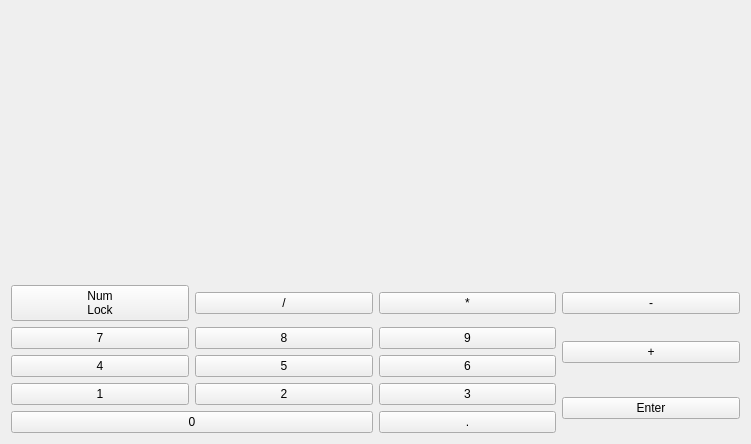
First picture: the form in ui/a2widget/keyboard/numpad.ui, repository ewerybody/a2, before the edit.
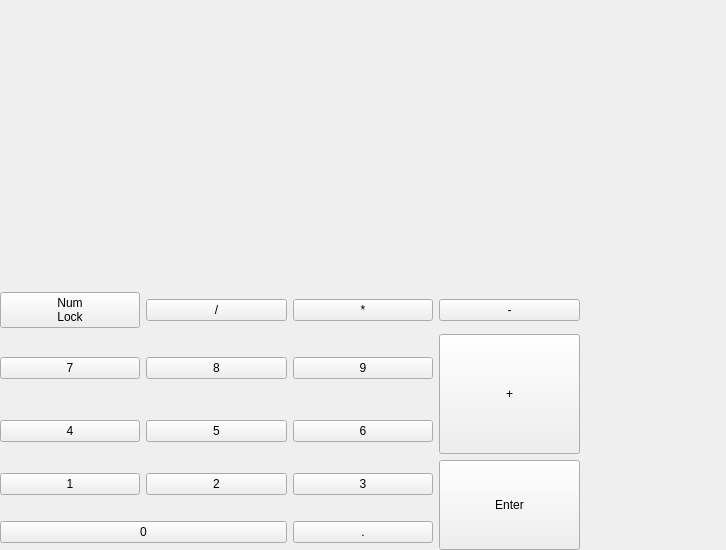
Second picture: the form after the edit.

Diff of the .ui file:
```diff
--- a/ui/a2widget/keyboard/numpad.ui
+++ b/ui/a2widget/keyboard/numpad.ui
@@ -6,17 +6,17 @@
    <rect>
     <x>0</x>
     <y>0</y>
-    <width>751</width>
-    <height>444</height>
+    <width>726</width>
+    <height>550</height>
    </rect>
   </property>
   <property name="windowTitle">
    <string>Form</string>
   </property>
-  <layout class="QGridLayout" name="gridLayout">
-   <item row="0" column="0" colspan="4">
-    <widget class="QWidget" name="num_spacer" native="true"/>
-   </item>
+  <layout class="QGridLayout" name="gridLayout" rowstretch="1,0,0,0,0,0">
+   <property name="margin">
+    <number>0</number>
+   </property>
    <item row="1" column="0">
     <widget class="QPushButton" name="numlock">
      <property name="text">
@@ -32,6 +32,20 @@
      </property>
     </widget>
    </item>
+   <item row="4" column="0">
+    <widget class="QPushButton" name="numpad1">
+     <property name="text">
+      <string>1</string>
+     </property>
+    </widget>
+   </item>
+   <item row="3" column="1">
+    <widget class="QPushButton" name="numpad5">
+     <property name="text">
+      <string>5</string>
+     </property>
+    </widget>
+   </item>
    <item row="1" column="2">
     <widget class="QPushButton" name="numpadmult">
      <property name="text">
@@ -39,20 +53,6 @@
      </property>
     </widget>
    </item>
-   <item row="1" column="3">
-    <widget class="QPushButton" name="numpadsub">
-     <property name="text">
-      <string>-</string>
-     </property>
-    </widget>
-   </item>
-   <item row="2" column="0">
-    <widget class="QPushButton" name="numpad7">
-     <property name="text">
-      <string>7</string>
-     </property>
-    </widget>
-   </item>
    <item row="2" column="1">
     <widget class="QPushButton" name="numpad8">
      <property name="text">
@@ -60,20 +60,6 @@
      </property>
     </widget>
    </item>
-   <item row="2" column="2">
-    <widget class="QPushButton" name="numpad9">
-     <property name="text">
-      <string>9</string>
-     </property>
-    </widget>
-   </item>
-   <item row="2" column="3" rowspan="2">
-    <widget class="QPushButton" name="numpadadd">
-     <property name="text">
-      <string>+</string>
-     </property>
-    </widget>
-   </item>
    <item row="3" column="0">
     <widget class="QPushButton" name="numpad4">
      <property name="text">
@@ -81,10 +67,10 @@
      </property>
     </widget>
    </item>
-   <item row="3" column="1">
-    <widget class="QPushButton" name="numpad5">
+   <item row="4" column="2">
+    <widget class="QPushButton" name="numpad3">
      <property name="text">
-      <string>5</string>
+      <string>3</string>
      </property>
     </widget>
    </item>
@@ -95,10 +81,10 @@
      </property>
     </widget>
    </item>
-   <item row="4" column="0">
-    <widget class="QPushButton" name="numpad1">
+   <item row="2" column="0">
+    <widget class="QPushButton" name="numpad7">
      <property name="text">
-      <string>1</string>
+      <string>7</string>
      </property>
     </widget>
    </item>
@@ -109,27 +95,6 @@
      </property>
     </widget>
    </item>
-   <item row="4" column="2">
-    <widget class="QPushButton" name="numpad3">
-     <property name="text">
-      <string>3</string>
-     </property>
-    </widget>
-   </item>
-   <item row="4" column="3" rowspan="2">
-    <widget class="QPushButton" name="numpadenter">
-     <property name="text">
-      <string>Enter</string>
-     </property>
-    </widget>
-   </item>
-   <item row="5" column="0" colspan="2">
-    <widget class="QPushButton" name="numpad0">
-     <property name="text">
-      <string>0</string>
-     </property>
-    </widget>
-   </item>
    <item row="5" column="2">
     <widget class="QPushButton" name="numpaddot">
      <property name="text">
@@ -137,6 +102,95 @@
      </property>
     </widget>
    </item>
+   <item row="2" column="2">
+    <widget class="QPushButton" name="numpad9">
+     <property name="text">
+      <string>9</string>
+     </property>
+    </widget>
+   </item>
+   <item row="5" column="0" colspan="2">
+    <widget class="QPushButton" name="numpad0">
+     <property name="text">
+      <string>0</string>
+     </property>
+    </widget>
+   </item>
+   <item row="1" column="3">
+    <widget class="QPushButton" name="numpadsub">
+     <property name="text">
+      <string>-</string>
+     </property>
+    </widget>
+   </item>
+   <item row="0" column="0" colspan="5">
+    <widget class="QWidget" name="num_spacer" native="true">
+     <zorder>numpadsub</zorder>
+    </widget>
+   </item>
+   <item row="2" column="3" rowspan="2">
+    <layout class="QVBoxLayout" name="verticalLayout_2">
+     <property name="spacing">
+      <number>0</number>
+     </property>
+     <item alignment="Qt::AlignTop">
+      <widget class="QPushButton" name="numpadadd">
+       <property name="minimumSize">
+        <size>
+         <width>0</width>
+         <height>120</height>
+        </size>
+       </property>
+       <property name="text">
+        <string>+</string>
+       </property>
+      </widget>
+     </item>
+     <item>
+      <spacer name="verticalSpacer">
+       <property name="orientation">
+        <enum>Qt::Vertical</enum>
+       </property>
+       <property name="sizeHint" stdset="0">
+        <size>
+         <width>0</width>
+         <height>0</height>
+        </size>
+       </property>
+      </spacer>
+     </item>
+    </layout>
+   </item>
+   <item row="4" column="3" rowspan="2">
+    <layout class="QVBoxLayout" name="verticalLayout">
+     <item>
+      <widget class="QPushButton" name="numpadenter">
+       <property name="minimumSize">
+        <size>
+         <width>0</width>
+         <height>90</height>
+        </size>
+       </property>
+       <property name="text">
+        <string>Enter</string>
+       </property>
+      </widget>
+     </item>
+     <item>
+      <spacer name="verticalSpacer_2">
+       <property name="orientation">
+        <enum>Qt::Vertical</enum>
+       </property>
+       <property name="sizeHint" stdset="0">
+        <size>
+         <width>0</width>
+         <height>0</height>
+        </size>
+       </property>
+      </spacer>
+     </item>
+    </layout>
+   </item>
   </layout>
  </widget>
  <resources/>
```
